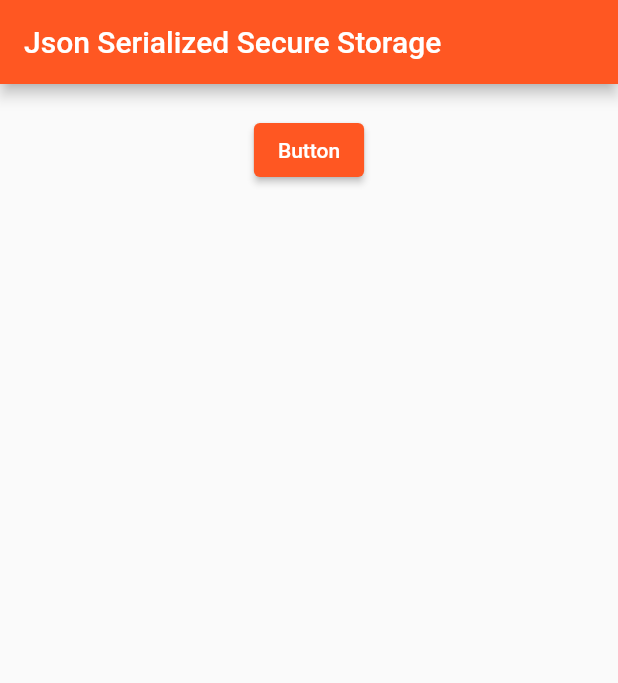
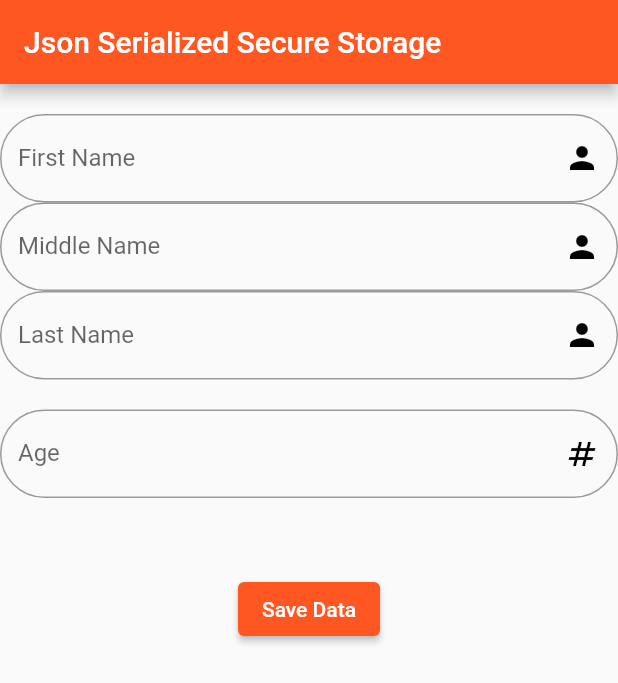
Before and after one commit to TomWhittington-AND/json_serialized_secure_storage, a Flutter app: the screen it shows after launch, on a phone screen of 412 x 824 dp. Shown: the top 683 px of the screen. Run offline on Flutter 3.47's test engine with Material 2 defaults, Android fonts, the phone set to English and light mode, and no system bars; our stand-ins replace flutter_secure_storage.

Commit message:
Added basic ui and some storage
Co-authored-by: Christopher.Martin <ChristopherMartin637843@users.noreply.github.com>

```diff
--- /dev/null
+++ b/lib/models/inputted_data.dart
@@ -0,0 +1,25 @@
+// ignore: depend_on_referenced_packages
+import 'package:json_annotation/json_annotation.dart';
+import 'name_data.dart';
+
+part 'inputted_data.g.dart';
+
+@JsonSerializable()
+class InputtedData {
+  NameData nameData;
+  int age;
+
+  InputtedData(this.nameData, this.age);
+
+  @override
+  String toString() {
+    return '''
+nameData: $nameData
+age: $age
+''';
+  }
+
+  Map<String, dynamic> toJson() => _$InputtedDataToJson(this);
+  factory InputtedData.fromJson(Map<String, dynamic> json) =>
+      _$InputtedDataFromJson(json);
+}
--- /dev/null
+++ b/lib/models/name_data.dart
@@ -0,0 +1,22 @@
+// ignore: depend_on_referenced_packages
+import 'package:json_annotation/json_annotation.dart';
+
+part 'name_data.g.dart';
+
+@JsonSerializable()
+class NameData {
+  String firstName;
+  String middleName;
+  String lastName;
+
+  NameData(this.firstName, this.middleName, this.lastName);
+
+  @override
+  String toString() {
+    return '$firstName $middleName $lastName';
+  }
+
+  Map<String, dynamic> toJson() => _$NameDataToJson(this);
+  factory NameData.fromJson(Map<String, dynamic> json) =>
+      _$NameDataFromJson(json);
+}
--- a/lib/screens/my_home_page.dart
+++ b/lib/screens/my_home_page.dart
@@ -17,7 +17,7 @@ class _MyHomePageState extends State<MyHomePage> {
       appBar: AppBar(
         title: Text(widget.title),
       ),
-      body: StorageDummy(),
+      body: const StorageDummy(),
     );
   }
 }
--- /dev/null
+++ b/lib/widgets/decorated_text_field.dart
@@ -0,0 +1,83 @@
+import 'package:flutter/material.dart';
+
+class DecoratedTextField extends StatelessWidget {
+  final IconData icon;
+  final String labelText;
+  final bool isButton;
+  final bool readOnly;
+  final VoidCallback? buttonPressed;
+  final VoidCallback? onTap;
+  final TextEditingController? controller;
+  final Function(String)? onChange;
+  final String? value;
+
+  const DecoratedTextField({
+    required this.labelText,
+    required this.icon,
+    this.controller,
+    this.value,
+    this.buttonPressed,
+    this.onChange,
+    this.onTap,
+    this.isButton = false,
+    this.readOnly = false,
+    super.key,
+  });
+
+  const DecoratedTextField.button({
+    required this.labelText,
+    required this.icon,
+    this.controller,
+    this.value,
+    required this.buttonPressed,
+    this.onChange,
+    this.onTap,
+    this.isButton = true,
+    this.readOnly = false,
+    super.key,
+  });
+
+  void handleOnChange(String value) {
+    if (onChange != null) {
+      onChange!(value);
+    }
+  }
+
+  @override
+  Widget build(BuildContext context) {
+    BorderRadius borderRadius = const BorderRadius.all(Radius.circular(50.0));
+    return TextField(
+      onTap: onTap,
+      onChanged: handleOnChange,
+      readOnly: readOnly,
+      controller: controller,
+      decoration: InputDecoration(
+        focusedBorder: OutlineInputBorder(
+            borderSide:
+                BorderSide(color: Theme.of(context).colorScheme.primary),
+            borderRadius: borderRadius),
+        border: OutlineInputBorder(borderRadius: borderRadius),
+        labelText: labelText,
+        suffixIcon: getIcon(),
+      ),
+    );
+  }
+
+  Widget getIcon() {
+    Icon iconData = Icon(
+      icon,
+      color: Colors.black,
+    );
+
+    return Align(
+      widthFactor: 1.0,
+      heightFactor: 1.0,
+      child: isButton
+          ? IconButton(
+              onPressed: buttonPressed,
+              icon: iconData,
+            )
+          : iconData,
+    );
+  }
+}
--- /dev/null
+++ b/lib/widgets/input_widgets.dart
@@ -0,0 +1,52 @@
+import 'package:flutter/material.dart';
+import 'package:json_serialized_secure_storage/widgets/decorated_text_field.dart';
+
+import '../models/inputted_data.dart';
+import '../models/name_data.dart';
+import 'name_input.dart';
+
+class InputWidgets extends StatelessWidget {
+  InputWidgets({super.key});
+  final TextEditingController firstNameController = TextEditingController();
+  final TextEditingController middleNameController = TextEditingController();
+  final TextEditingController lastNameController = TextEditingController();
+  final TextEditingController ageController = TextEditingController();
+
+  void saveData() {
+    NameData nameData = NameData(firstNameController.text,
+        middleNameController.text, lastNameController.text);
+
+    int age = int.parse(ageController.text);
+
+    InputtedData inputtedData = InputtedData(nameData, age);
+    print(inputtedData);
+
+    print(inputtedData.toJson());
+  }
+
+  @override
+  Widget build(BuildContext context) {
+    return Center(
+      child: Column(
+        children: [
+          NameInput(
+            firstNameController: firstNameController,
+            middleNameController: middleNameController,
+            lastNameController: lastNameController,
+          ),
+          const SizedBox(height: 20),
+          DecoratedTextField(
+            labelText: 'Age',
+            icon: Icons.numbers,
+            controller: ageController,
+          ),
+          const SizedBox(height: 50),
+          ElevatedButton(
+            onPressed: saveData,
+            child: const Text('Save Data'),
+          )
+        ],
+      ),
+    );
+  }
+}
--- /dev/null
+++ b/lib/widgets/name_input.dart
@@ -0,0 +1,40 @@
+import 'package:flutter/material.dart';
+
+import 'decorated_text_field.dart';
+
+class NameInput extends StatelessWidget {
+  const NameInput(
+      {required this.firstNameController,
+      required this.middleNameController,
+      required this.lastNameController,
+      super.key});
+  final TextEditingController firstNameController;
+  final TextEditingController middleNameController;
+  final TextEditingController lastNameController;
+
+  @override
+  Widget build(BuildContext context) {
+    return SizedBox(
+      width: double.infinity,
+      child: Column(
+        children: [
+          DecoratedTextField(
+            labelText: 'First Name',
+            icon: Icons.person,
+            controller: firstNameController,
+          ),
+          DecoratedTextField(
+            labelText: 'Middle Name',
+            icon: Icons.person,
+            controller: middleNameController,
+          ),
+          DecoratedTextField(
+            labelText: 'Last Name',
+            icon: Icons.person,
+            controller: lastNameController,
+          ),
+        ],
+      ),
+    );
+  }
+}
--- a/lib/widgets/storage_dummy.dart
+++ b/lib/widgets/storage_dummy.dart
@@ -1,4 +1,20 @@
 import 'package:flutter/material.dart';
+import 'package:flutter_secure_storage/flutter_secure_storage.dart';
+
+import 'input_widgets.dart';
+
+const storage = FlutterSecureStorage();
+//final localStorage = new LocalStorage('my_app');
+
+void storeLocally(
+    String firstName, String middleName, String lastName, String age) async {
+  await storage.write(key: 'firstName', value: firstName);
+  await storage.write(key: 'middleName', value: middleName);
+  await storage.write(key: 'lastName', value: lastName);
+  await storage.write(key: 'age', value: age);
+
+  print(storage);
+}
 
 class StorageDummy extends StatelessWidget {
   const StorageDummy({super.key});
@@ -9,10 +25,7 @@ class StorageDummy extends StatelessWidget {
       child: Column(
         children: [
           const Padding(padding: EdgeInsets.all(10)),
-          ElevatedButton(
-            onPressed: () => {},
-            child: const Text('Button'),
-          ),
+          InputWidgets(),
         ],
       ),
     );
--- a/pubspec.yaml
+++ b/pubspec.yaml
@@ -37,6 +37,8 @@ dependencies:
   # Use with the CupertinoIcons class for iOS style icons.
   cupertino_icons: ^1.0.2
   json_serializable: ^6.5.4
+  flutter_secure_storage: ^7.0.1
+  build_runner: ^2.3.3
 
 dev_dependencies:
   flutter_test:
```
Also changed, not shown: lib/models/inputted_data.g.dart (added), lib/models/name_data.g.dart (added), pubspec.lock, 16 other files.
